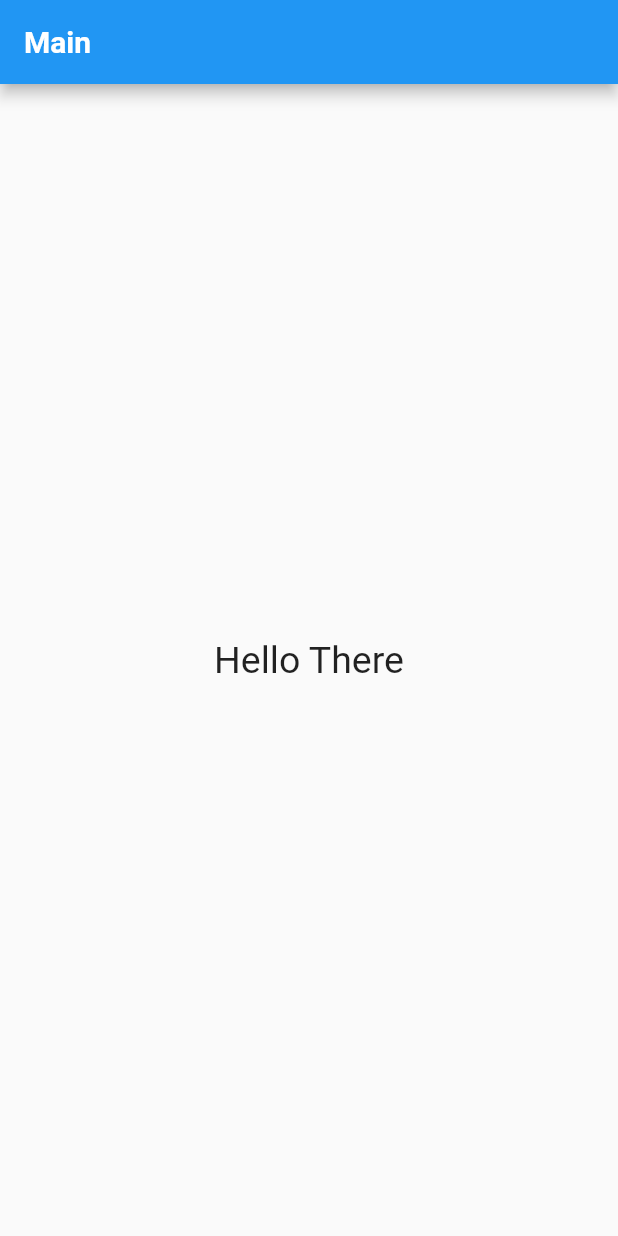
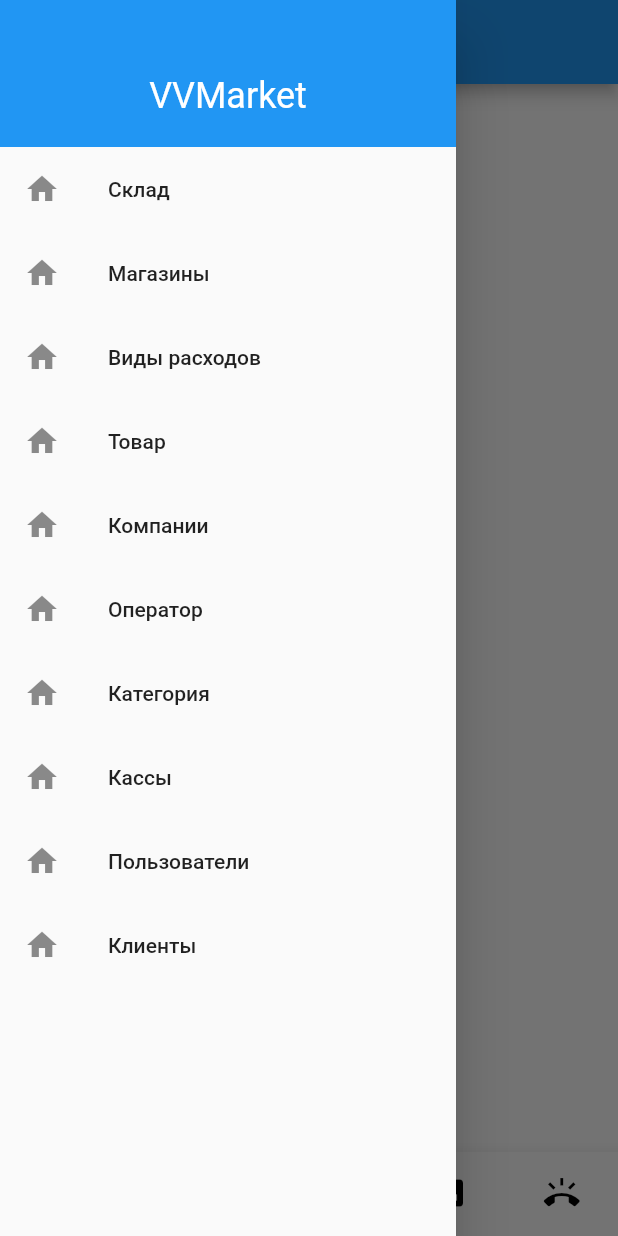
Before and after one commit to UKhurshed/Flutter_UI, a Flutter app: the screen it shows after launch, with the side drawer open (before the commit the screen has no drawer), on a phone screen of 412 x 824 dp. Run offline on Flutter 3.47's test engine with Material 2 defaults, Android fonts, the phone set to English and light mode, and no system bars.

Commit message:
VVMarket's Prototype

```diff
--- /dev/null
+++ b/lib/AppBar.dart
@@ -0,0 +1,16 @@
+import 'package:flutter/material.dart';
+
+AppBar homeAppBar(BuildContext context) {
+  return AppBar(
+//      elevation: 0,
+      backgroundColor: Colors.blue,
+      title: Row(
+        mainAxisAlignment: MainAxisAlignment.start,
+        children: [
+          Text('VVMarket',
+            style: TextStyle(color: Colors.white),
+          ),
+        ],
+      )
+  );
+}
--- /dev/null
+++ b/lib/MainDrawer.dart
@@ -0,0 +1,98 @@
+import 'package:flutter/material.dart';
+import 'package:flutter/painting.dart';
+
+class MainDrawer extends StatelessWidget {
+  @override
+  Widget build(BuildContext context) {
+    return Drawer(
+      child: Column(
+        children: [
+          Container(
+            width: double.infinity,
+            padding: const EdgeInsets.all(20),
+            color: Theme
+                .of(context)
+                .primaryColor,
+            child: Center(
+              child: Column(
+                children: [
+                  Container(
+                    height: 30,
+                    width: 100,
+//                    margin: const EdgeInsets.only(bottom: 20),
+                  ),
+                  Text('VVMarket', style: TextStyle(color: Colors.white, fontSize: 24)),
+                ],
+              ),
+            ),
+          ),
+          SingleChildScrollView(
+            scrollDirection: Axis.vertical,
+            child: Column(
+              crossAxisAlignment: CrossAxisAlignment.start,
+              children: [
+                ListTile(
+                  leading: Icon(Icons.home),
+                  title: Text('Склад'),
+                  onTap: null,
+                ),
+                ListTile(
+                  leading: Icon(Icons.home),
+                  title: Text('Магазины'),
+                  onTap: null,
+                ),
+                ListTile(
+                  leading: Icon(Icons.home),
+                  title: Text('Виды расходов'),
+                  onTap: null,
+                ),
+                ListTile(
+                  leading: Icon(Icons.home),
+                  title: Text('Товар'),
+                  onTap: null,
+                ),
+                ListTile(
+                  leading: Icon(Icons.home),
+                  title: Text('Компании'),
+                  onTap: null,
+                ),
+                ListTile(
+                  leading: Icon(Icons.home),
+                  title: Text('Оператор'),
+                  onTap: null,
+                ),
+                ListTile(
+                  leading: Icon(Icons.home),
+                  title: Text('Категория'),
+                  onTap: null,
+                ),
+                ListTile(
+                  leading: Icon(Icons.home),
+                  title: Text('Кассы'),
+                  onTap: null,
+                ),
+                ListTile(
+                  leading: Icon(Icons.home),
+                  title: Text('Пользователи'),
+                  onTap: null,
+                ),
+                ListTile(
+                  leading: Icon(Icons.home),
+                  title: Text('Клиенты'),
+                  onTap: null,
+                ),
+//                ListTile(
+//                  leading: Icon(Icons.home),
+//                  title: Text('Валюта'),
+//                  onTap: null,
+//                ),
+              ],
+            ),
+
+          ),
+
+        ],
+      ),
+    );
+  }
+}
--- /dev/null
+++ b/lib/home.dart
@@ -0,0 +1,79 @@
+import 'package:flutter/material.dart';
+import 'package:flutter/painting.dart';
+import 'package:flutter_ui/screens/Home.dart';
+import 'package:flutter_ui/screens/Operations.dart';
+import 'package:flutter_ui/screens/crm.dart';
+import 'package:flutter_ui/screens/documents.dart';
+import 'package:flutter_ui/screens/reports.dart';
+
+
+class Home extends StatefulWidget {
+
+  @override
+  _Home createState() => _Home();
+}
+
+class _Home extends State<Home> {
+
+
+  final List<Widget> pages = [
+    HomePage(key: PageStorageKey('Page1'),),
+    Documents(key: PageStorageKey('Page2'),),
+    Operations(key: PageStorageKey('Page3'),),
+    Reports(key: PageStorageKey('Page4'),),
+    crm(key: PageStorageKey('Page5'),)
+  ];
+
+  final PageStorageBucket bucket = PageStorageBucket();
+
+  int _currentIndex = 0;
+
+
+  Widget _bottomNavigationBar(int currentIndex) =>
+      BottomNavigationBar(
+//        selectedIconTheme: IconThemeData(color: Colors.white),
+//        unselectedIconTheme: IconThemeData(color: Colors.white),
+        selectedItemColor: Colors.blue,
+        unselectedItemColor: Colors.black,
+        onTap: (int index) => setState(() => _currentIndex = index),
+        currentIndex: currentIndex,
+        items: const <BottomNavigationBarItem>[
+          BottomNavigationBarItem(
+            icon: Icon(Icons.assignment),
+            title: Text('Справочники'),
+          ),
+          BottomNavigationBarItem(
+            icon: Icon(Icons.description),
+            title: Text('Документы'),
+          ),
+          BottomNavigationBarItem(
+            icon: Icon(Icons.cached),
+            title: Text('Операции'),
+          ),
+          BottomNavigationBarItem(
+            icon: Icon(Icons.poll),
+            title: Text('Отчеты'),
+          ),
+          BottomNavigationBarItem(
+            icon: Icon(Icons.ring_volume),
+            title: Text('CRM'),
+          ),
+        ],
+      );
+
+
+  @override
+  Widget build(BuildContext context) {
+    return HomeScaffold();
+  }
+
+  Scaffold HomeScaffold() {
+    return Scaffold(
+      bottomNavigationBar: _bottomNavigationBar(_currentIndex),
+      body: PageStorage(
+        child: pages[_currentIndex],
+        bucket: bucket,
+      )
+    );
+  }
+}
--- a/lib/main.dart
+++ b/lib/main.dart
@@ -1,25 +1,22 @@
 import 'package:flutter/material.dart';
+import 'package:flutter_ui/MainDrawer.dart';
+
+import 'AppBar.dart';
+import 'home.dart';
 
 void main() => runApp(HomePage());
 
-class HomePage extends StatelessWidget{
+class HomePage extends StatelessWidget {
 
   @override
   Widget build(BuildContext context) {
     return MaterialApp(
       debugShowCheckedModeBanner: false,
-        title: 'Flutter UI',
+      title: 'VVMarket',
       home: Scaffold(
-          appBar: AppBar(
-            title: Text('Main',
-              style: TextStyle(fontWeight: FontWeight.bold),),
-          ),
-          body: Center(
-            child: Container(
-              child: Text('Hello There',
-                style: TextStyle(fontSize: 25),),
-            ),
-          ),
+        appBar: homeAppBar(context),
+        body: Home(),
+        drawer: MainDrawer(),
       ),
     );
   }
--- /dev/null
+++ b/lib/screens/Home.dart
@@ -0,0 +1,15 @@
+import 'package:flutter/material.dart';
+
+class HomePage extends StatelessWidget {
+  const HomePage({Key key}): super(key: key);
+
+  @override
+  Widget build(BuildContext context) {
+    return Scaffold(
+      body: Center(
+        child: Text('Приветствуем!',
+          style: TextStyle(fontWeight: FontWeight.bold, fontSize: 28),),
+      ),
+    );
+  }
+}
--- /dev/null
+++ b/lib/tile_list.dart
@@ -0,0 +1,22 @@
+import 'package:flutter/material.dart';
+
+class ListTile extends StatelessWidget {
+
+  final String title;
+  final Icon icon;
+  final Function press;
+  const ListTile({this.title, this.icon, Key key, this.press}) : super(key: key);
+
+  @override
+  Widget build(BuildContext context) {
+    return GestureDetector(
+      onTap: press,
+      child: Padding(
+        padding: const EdgeInsets.symmetric(horizontal: 15, vertical: 10),
+        child: Column(
+
+        ),
+      ),
+    );
+  }
+}
```
Also changed, not shown: lib/screens/Operations.dart (added, +20 -0 lines), lib/screens/crm.dart (added, +20 -0 lines), lib/screens/documents.dart (added, +22 -0 lines), lib/screens/reports.dart (added, +20 -0 lines), lib/data.dart (added). Lines whose indentation alone changed are shown as unchanged.
